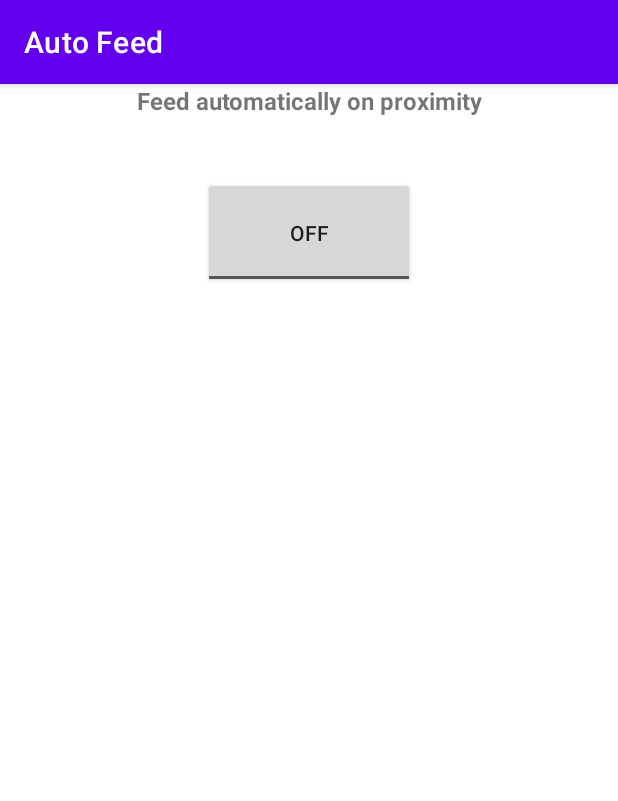
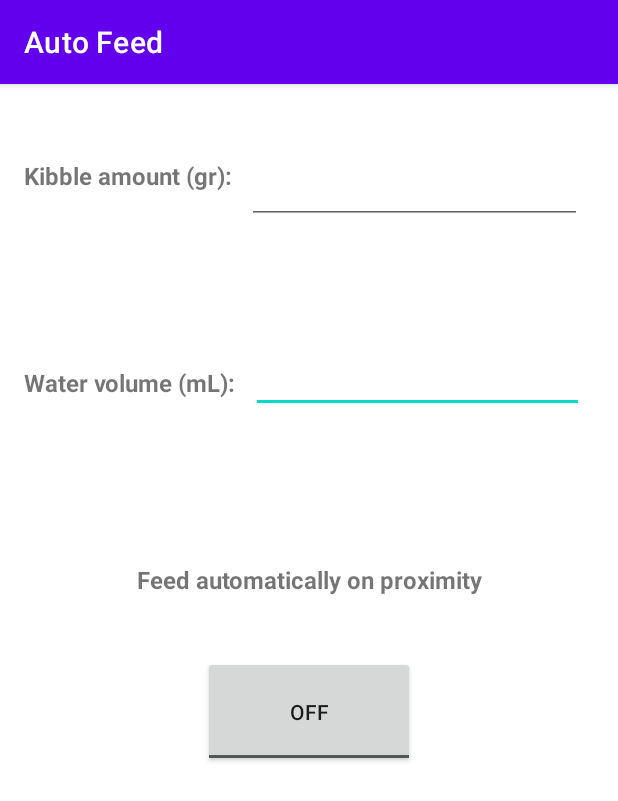
Before and after one commit to tadzio8425/RemotePet, an Android app: the AutoFeed screen opened directly, with no data from a screen before it, on a phone screen of 412 x 824 dp. Shown: the top 801 px of the screen. Run offline under Robolectric (Android 15) with nearby library versions, the phone set to English and light mode, and no system bars; libraries missing offline, so code that uses them is left out: tech.gusavila92.websocketclient.

Commit message:
Auto feed portions established!

```diff
--- a/AppDev/App/RemotePetJava/app/src/main/java/com/example/remotepetjava/AutoFeed.java
+++ b/AppDev/App/RemotePetJava/app/src/main/java/com/example/remotepetjava/AutoFeed.java
@@ -4,6 +4,7 @@ import androidx.appcompat.app.AppCompatActivity;
 
 import android.os.Bundle;
 import android.widget.CompoundButton;
+import android.widget.EditText;
 import android.widget.ToggleButton;
 
 public class AutoFeed extends AppCompatActivity {
@@ -13,12 +14,16 @@ public class AutoFeed extends AppCompatActivity {
         super.onCreate(savedInstanceState);
         setContentView(R.layout.activity_auto_feed);
 
+        //Toma la información respecto a la cantidad de comida
+        EditText kibbleAmount = (EditText)  findViewById(R.id.editTextKibble);
+        EditText waterVolume = (EditText)  findViewById(R.id.editTextWater);
+
         //Botón para autofeed
         ToggleButton toggleAuto = (ToggleButton) findViewById(R.id.toggleAuto);
         toggleAuto.setOnCheckedChangeListener(new CompoundButton.OnCheckedChangeListener() {
             public void onCheckedChanged(CompoundButton buttonView, boolean isChecked) {
                 if (isChecked) {
-                    MainActivity.webSocketClient.send("AUTO:1");
+                    MainActivity.webSocketClient.send("AUTO:1"+":"+kibbleAmount.getText()+":"+waterVolume.getText());
                 } else {
                     MainActivity.webSocketClient.send("AUTO:0");
                 }
--- a/AppDev/App/RemotePetJava/app/src/main/java/com/example/remotepetjava/MainActivity.java
+++ b/AppDev/App/RemotePetJava/app/src/main/java/com/example/remotepetjava/MainActivity.java
@@ -36,8 +36,7 @@ public class MainActivity extends AppCompatActivity {
         updateAlerts(null);
     }
 
-    @Override
-    protected void on() {
+    @Override protected void onDestroy() {
         super.onDestroy();
         webSocketClient.close();
     }
--- a/AppDev/App/RemotePetJava/app/src/main/res/layout/activity_auto_feed.xml
+++ b/AppDev/App/RemotePetJava/app/src/main/res/layout/activity_auto_feed.xml
@@ -5,6 +5,29 @@
     android:layout_width="match_parent"
     android:layout_height="match_parent"
     tools:context=".AutoFeed">
+
+    <EditText
+        android:id="@+id/editTextWater"
+        android:layout_width="222dp"
+        android:layout_height="46dp"
+        android:layout_marginStart="10dp"
+        android:layout_marginTop="80dp"
+        android:ems="10"
+        android:inputType="numberSigned"
+        app:layout_constraintStart_toEndOf="@+id/textView7"
+        app:layout_constraintTop_toBottomOf="@+id/editTextKibble" />
+
+    <TextView
+        android:id="@+id/textView7"
+        android:layout_width="wrap_content"
+        android:layout_height="wrap_content"
+        android:layout_marginStart="16dp"
+        android:layout_marginTop="116dp"
+        android:text="Water volume (mL):"
+        android:textSize="16sp"
+        android:textStyle="bold"
+        app:layout_constraintStart_toStartOf="parent"
+        app:layout_constraintTop_toBottomOf="@+id/textView6" />
 
     <ToggleButton
         android:id="@+id/toggleAuto"
@@ -23,11 +46,36 @@
         android:layout_width="wrap_content"
         android:layout_height="wrap_content"
         android:layout_marginStart="90dp"
+        android:layout_marginTop="100dp"
         android:layout_marginEnd="90dp"
         android:text="Feed automatically on proximity"
         android:textSize="16sp"
         android:textStyle="bold"
         app:layout_constraintEnd_toEndOf="parent"
         app:layout_constraintStart_toStartOf="parent"
-        tools:layout_editor_absoluteY="451dp" />
+        app:layout_constraintTop_toBottomOf="@+id/editTextWater" />
+
+    <EditText
+        android:id="@+id/editTextKibble"
+        android:layout_width="223dp"
+        android:layout_height="43dp"
+        android:layout_marginStart="10dp"
+        android:layout_marginTop="50dp"
+        android:ems="10"
+        android:inputType="numberSigned"
+        app:layout_constraintStart_toEndOf="@+id/textView6"
+        app:layout_constraintTop_toTopOf="parent" />
+
+    <TextView
+        android:id="@+id/textView6"
+        android:layout_width="wrap_content"
+        android:layout_height="wrap_content"
+        android:layout_marginStart="16dp"
+        android:layout_marginTop="50dp"
+        android:text="Kibble amount (gr):"
+        android:textSize="16sp"
+        android:textStyle="bold"
+        app:layout_constraintStart_toStartOf="parent"
+        app:layout_constraintTop_toTopOf="parent" />
+
 </androidx.constraintlayout.widget.ConstraintLayout>
```
